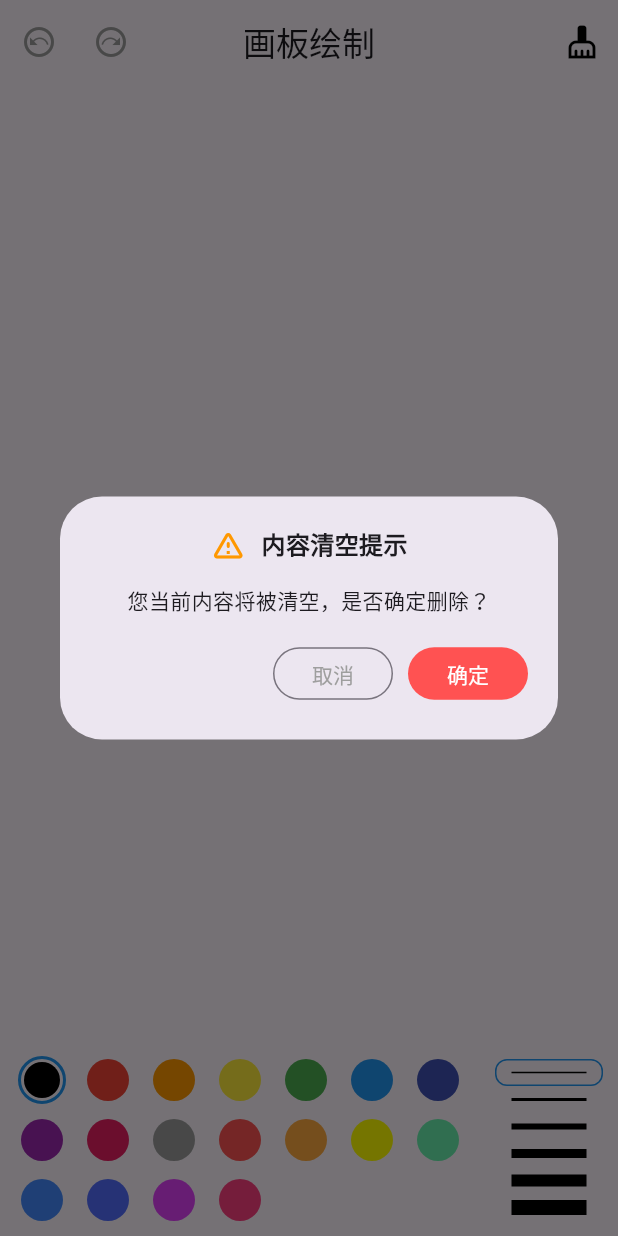
After one commit to Jiabaokang/play_flutter, a Flutter app: the PaperPage screen opened directly, after a tap on the "cleaning services" icon, on a phone screen of 412 x 824 dp. The commit adds this screen. Run offline on Flutter 3.47's test engine with Material 3 defaults, Android fonts, the phone set to English and light mode, and no system bars; drawn by our look-alikes of oktoast; our stand-ins replace connectivity, cookie_jar, device_info_plus, dio, dio_cookie_manager, flutter_html and 11 more; missing offline and left inert: flame_audio, flutter_swiper_null_safety_flutter3; accounts and stored records are empty; network calls fail.

Commit message:
增加本地存储功能，整合项目

```diff
--- a/lib/a_basics_verify/canvas_demo/page/paper_page.dart
+++ b/lib/a_basics_verify/canvas_demo/page/paper_page.dart
@@ -1,9 +1,11 @@
-import 'dart:math';
 import 'dart:ui';
 import 'package:flutter/cupertino.dart';
 import 'package:flutter/material.dart';
 import 'package:play_flutter/a_basics_verify/canvas_demo/models/line.dart';
+import 'package:play_flutter/a_basics_verify/canvas_demo/widgets/color_selector.dart';
+import 'package:play_flutter/a_basics_verify/canvas_demo/widgets/confirm_dialog.dart';
 import 'package:play_flutter/a_basics_verify/canvas_demo/widgets/paper_appbar.dart';
+import 'package:play_flutter/a_basics_verify/canvas_demo/widgets/stork_width_selector.dart';
 
 class PaperPage extends StatefulWidget {
   const PaperPage({super.key});
@@ -12,9 +14,9 @@ class PaperPage extends StatefulWidget {
   State<PaperPage> createState() => _PaperState();
 }
 
-class _PaperState extends State<PaperPage> {
+class _PaperState extends State<PaperPage> with AutomaticKeepAliveClientMixin {
   ///线的列表
-  List<Line> _lines = [];
+  final List<Line> _lines = [];
 
   ///支持的颜色
   final List<Color> supportColors = [
@@ -26,6 +28,16 @@ class _PaperState extends State<PaperPage> {
     Colors.blue,
     Colors.indigo,
     Colors.purple,
+    Colors.pink,
+    Colors.grey,
+    Colors.redAccent,
+    Colors.orangeAccent,
+    Colors.yellowAccent,
+    Colors.greenAccent,
+    Colors.blueAccent,
+    Colors.indigoAccent,
+    Colors.purpleAccent,
+    Colors.pinkAccent,
   ];
 
   ///支持的线头宽度
@@ -37,13 +49,19 @@ class _PaperState extends State<PaperPage> {
   ///当前激活的线头宽度下标
   int _activeStrokeWidthIndex = 0;
 
+  List<Line> _historyLines = [];
+
   @override
   Widget build(BuildContext context) {
     return Scaffold(
       appBar: PaperAppBar(
-        onClear: _onClear,
+        onClear: _showClearDialog,
+        onBack: _lines.isEmpty ? null : _back,
+        onRevocation: _historyLines.isEmpty ? null : _revocation,
       ),
-      body: GestureDetector(
+      body: Stack(
+        children: [
+          GestureDetector(
             onPanStart: _onPanStart,
             onPanUpdate: _onPanUpdate,
             child: CustomPaint(
@@ -53,49 +71,123 @@ class _PaperState extends State<PaperPage> {
               ),
             ),
           ),
+          Positioned(
+            bottom: 0,
+            width: MediaQuery.of(context).size.width,
+            child: Row(
+              children: [
+                Expanded(
+                  child: ColorSelector(
+                    supportColors: supportColors,
+                    activeColorIndex: _activeColorIndex,
+                    onSelect: _onSelectColor,
+                  ),
+                ),
+                StorkWidthSelector(
+                  supportStorkWidths: supportStrokeWidths,
+                  activeIndex: _activeStrokeWidthIndex,
+                  color: supportColors[_activeColorIndex],
+                  onSelect: _onSelectStoreWidth,
+                ),
+              ],
+            ),
+          ),
+        ],
+      ),
     );
   }
 
+  ///撤销
+  void _back() {
+    if (_lines.isNotEmpty) {
+      Line line = _lines.removeLast();
+      _historyLines.add(line);
+      setState(() {});
+    }
+  }
+
+  ///反撤销
+  void _revocation() {
+    if (_historyLines.isNotEmpty) {
+      Line line = _historyLines.removeLast();
+      _lines.add(line);
+      setState(() {});
+    }
+  }
+
   void _showClearDialog() {
+    var msg = "您当前内容将被清空，是否确定删除？";
     showDialog(
       context: context,
       builder: (BuildContext dialogContext) {
-        return AlertDialog(
-          title: Text('title'),
-          content: Text('dialogBody'),
-          actions: <Widget>[
-            TextButton(
-              child: Text('buttonText'),
-              onPressed: () {
-                Navigator.of(dialogContext).pop(); // Dismiss alert dialog
-              },
-            ),
-          ],
+        return ConfirmDialog(
+          title: "内容清空提示",
+          content: msg,
+          confirmText: "确定",
+          onConfirm: _onClear,
         );
       },
     );
   }
 
-  void _onClear() {}
+  void _onClear() {
+    _historyLines.clear();
+    _lines.clear();
+    Navigator.of(context).pop();
+    setState(() {});
+  }
 
   ///手指按下后回调
   void _onPanStart(DragStartDetails details) {
     // 记录手指按下的位置做标点
-    _lines.add(Line(points: [details.localPosition]));
+    _historyLines.clear();
+    _lines.add(Line(
+      points: [details.localPosition],
+      color: supportColors[_activeColorIndex],
+      strokeWidth: supportStrokeWidths[_activeStrokeWidthIndex],
+    ));
   }
 
   ///手指拖动回调
   void _onPanUpdate(DragUpdateDetails details) {
+    Offset point = details.localPosition;
+    double distance = (_lines.last.points.last - point).distance;
+
+    /// 如果距离大于5，则认为需要绘制
+    if (distance > 10) {
       _lines.last.points.add(details.localPosition);
       //刷新页面
       setState(() {});
     }
   }
 
+  ///选择颜色的回调
+  void _onSelectColor(int value) {
+    if (value != _activeColorIndex) {
+      setState(() {
+        _activeColorIndex = value;
+      });
+    }
+  }
+
+  ///选择线宽的回调
+  void _onSelectStoreWidth(int value) {
+    if (value != _activeStrokeWidthIndex) {
+      setState(() {
+        _activeStrokeWidthIndex = value;
+      });
+    }
+  }
+
+  @override
+  bool get wantKeepAlive => true;
+}
+
 ///画布
 class PaperPainter extends CustomPainter {
   final List<Line> lines;
   late Paint _paint;
+
   PaperPainter({required this.lines}) {
     _paint = Paint()
       ..strokeCap = StrokeCap.round
--- /dev/null
+++ b/lib/a_basics_verify/canvas_demo/widgets/color_selector.dart
@@ -0,0 +1,50 @@
+import 'package:flutter/cupertino.dart';
+import 'package:flutter/material.dart';
+
+class ColorSelector extends StatelessWidget {
+  final List<Color> supportColors;
+  final int activeColorIndex;
+  final ValueChanged<int> onSelect;
+
+  const ColorSelector({
+    super.key,
+    required this.supportColors,
+    required this.activeColorIndex,
+    required this.onSelect,
+  });
+
+  @override
+  Widget build(BuildContext context) {
+    return Padding(
+      padding: const EdgeInsets.all(8),
+      child: Wrap(
+        spacing: 4.0,
+        runSpacing: 8.0,
+        children: List.generate(supportColors.length, _buildByIndex),
+      ),
+    );
+  }
+
+  Widget _buildByIndex(int index) {
+    bool select = index == activeColorIndex;
+    return GestureDetector(
+      onTap: () => onSelect(index),
+      child: Container(
+        margin: const EdgeInsets.symmetric(horizontal: 4),
+        padding: const EdgeInsets.all(2),
+        width: 32,
+        height: 32,
+        decoration: BoxDecoration(
+          shape: BoxShape.circle,
+          border: select ? Border.all(color: Colors.blue, width: 2) : null,
+        ),
+        child: Container(
+          decoration: BoxDecoration(
+            shape: BoxShape.circle,
+            color: supportColors[index],
+          ),
+        ),
+      ),
+    );
+  }
+}
--- /dev/null
+++ b/lib/a_basics_verify/canvas_demo/widgets/confirm_dialog.dart
@@ -0,0 +1,86 @@
+import 'package:flutter/cupertino.dart';
+import 'package:flutter/material.dart';
+
+class ConfirmDialog extends StatelessWidget {
+  final String title;
+  final String content;
+  final String confirmText;
+  final VoidCallback onConfirm;
+
+  const ConfirmDialog({
+    super.key,
+    required this.title,
+    required this.content,
+    this.confirmText = "删除",
+    required this.onConfirm,
+  });
+
+  @override
+  Widget build(BuildContext context) {
+    return Dialog(
+      child: Padding(
+        padding: const EdgeInsets.all(20.0),
+        child: Column(
+          mainAxisAlignment: MainAxisAlignment.start,
+          mainAxisSize: MainAxisSize.min,
+          children: [
+            _buildTitle(),
+            _buildMessage(),
+            _buildButtons(context),
+          ],
+        ),
+      ),
+    );
+  }
+
+  Widget _buildTitle() {
+    return Row(
+      mainAxisAlignment: MainAxisAlignment.center,
+      children: [
+        const Icon(Icons.warning_amber_rounded, color: Colors.orange),
+        const SizedBox(width: 10.0),
+        Text(title, style: const TextStyle(fontSize: 16.0, fontWeight: FontWeight.bold)),
+      ],
+    );
+  }
+
+  Widget _buildMessage() => Padding(
+        padding: const EdgeInsets.only(top: 15.0, bottom: 15),
+        child: Text(
+          content,
+          style: const TextStyle(fontSize: 14.0),
+        ),
+      );
+
+  Widget _buildButtons(BuildContext context) => Row(
+        children: [
+          const Spacer(),
+          OutlinedButton(
+            onPressed: () => Navigator.of(context).pop(),
+            child: const Text(
+              "取消",
+              style: TextStyle(color: Colors.grey),
+            ),
+            style: OutlinedButton.styleFrom(
+              minimumSize: const Size(80, 35),
+              shape: const StadiumBorder(),
+              elevation: 0,
+              padding: EdgeInsets.zero,
+            ),
+          ),
+          const SizedBox(width: 10.0),
+          ElevatedButton(
+            onPressed: onConfirm,
+            child: Text(confirmText),
+            style: ElevatedButton.styleFrom(
+              minimumSize: const Size(80, 35),
+              backgroundColor: Colors.redAccent,
+              foregroundColor: Colors.white,
+              shape: const StadiumBorder(),
+              elevation: 0,
+              padding: EdgeInsets.zero,
+            ),
+          ),
+        ],
+      );
+}
--- a/lib/a_basics_verify/canvas_demo/widgets/paper_appbar.dart
+++ b/lib/a_basics_verify/canvas_demo/widgets/paper_appbar.dart
@@ -3,13 +3,22 @@ import 'package:flutter/material.dart';
 
 class PaperAppBar extends StatelessWidget implements PreferredSizeWidget {
   final VoidCallback onClear;
-  const PaperAppBar({super.key, required this.onClear});
+  final VoidCallback? onBack;
+  final VoidCallback? onRevocation;
+  const PaperAppBar({
+    super.key,
+    required this.onClear,
+    this.onBack,
+    this.onRevocation,
+  });
 
   @override
   Widget build(BuildContext context) {
     return AppBar(
       title: const Text("画板绘制"),
       centerTitle: true,
+      leading: BackUpButtons(onBack: onBack, onRevocation: onRevocation),
+      leadingWidth: 100,
       actions: [
         IconButton(
           onPressed: onClear,
@@ -22,3 +31,47 @@ class PaperAppBar extends StatelessWidget implements PreferredSizeWidget {
   @override
   Size get preferredSize => const Size.fromHeight(kToolbarHeight);
 }
+
+class BackUpButtons extends StatelessWidget {
+  final VoidCallback? onBack;
+  final VoidCallback? onRevocation;
+  const BackUpButtons({
+    super.key,
+    required this.onBack,
+    required this.onRevocation,
+  });
+
+  @override
+  Widget build(BuildContext context) {
+    BoxConstraints constraints = const BoxConstraints(minWidth: 32, minHeight: 32);
+    Color backColor = onBack == null ? Colors.grey : Colors.black;
+    Color revocationColor = onRevocation == null ? Colors.grey : Colors.black;
+    return Center(
+      child: Wrap(
+        children: [
+          // scaleX: -1 会改变X轴方向
+          Transform.scale(
+            scaleX: -1,
+            child: IconButton(
+              constraints: constraints,
+              onPressed: onBack,
+              icon: Icon(
+                Icons.next_plan_outlined,
+                color: backColor,
+              ),
+            ),
+          ),
+          IconButton(
+            splashRadius: 20,
+            constraints: constraints,
+            onPressed: onRevocation,
+            icon: Icon(
+              Icons.next_plan_outlined,
+              color: revocationColor,
+            ),
+          ),
+        ],
+      ),
+    );
+  }
+}
--- /dev/null
+++ b/lib/a_basics_verify/canvas_demo/widgets/stork_width_selector.dart
@@ -0,0 +1,48 @@
+import 'package:flutter/cupertino.dart';
+import 'package:flutter/material.dart';
+
+class StorkWidthSelector extends StatelessWidget {
+  final List<double> supportStorkWidths;
+  final int activeIndex;
+  final Color color;
+  final ValueChanged<int> onSelect;
+
+  const StorkWidthSelector({
+    super.key,
+    required this.supportStorkWidths,
+    required this.activeIndex,
+    required this.color,
+    required this.onSelect,
+  });
+
+  @override
+  Widget build(BuildContext context) {
+    return Padding(
+      padding: const EdgeInsets.all(8.0),
+      child: Column(
+        crossAxisAlignment: CrossAxisAlignment.end,
+        children: List.generate(supportStorkWidths.length, _buildByIndex),
+      ),
+    );
+  }
+
+  Widget _buildByIndex(int index) {
+    bool selected = index == activeIndex;
+    return GestureDetector(
+      onTap: () => onSelect(index),
+      child: Container(
+        margin: const EdgeInsets.symmetric(horizontal: 2.0),
+        width: 72,
+        height: 18,
+        alignment: Alignment.center,
+        decoration: BoxDecoration(
+            borderRadius: BorderRadius.circular(8.0), border: selected ? Border.all(color: Colors.blue) : null),
+        child: Container(
+          width: 50,
+          color: color,
+          height: supportStorkWidths[index],
+        ),
+      ),
+    );
+  }
+}
--- a/lib/a_basics_verify/guess_demo/main_guess.dart
+++ b/lib/a_basics_verify/guess_demo/main_guess.dart
@@ -9,9 +9,9 @@ class MyApp extends StatelessWidget {
 
   @override
   Widget build(BuildContext context) {
-    return MaterialApp(
+    return const MaterialApp(
       title: 'Material App',
-      home: GuessPage(title: "猜数字"),
+      home: GuessPage(),
     );
   }
 }
```
Also changed, not shown: lib/a_basics_verify/guess_demo/guess_page.dart (+23 -5 lines), lib/a_basics_verify/muyu_demo/models/merit_record.dart (+10 -0 lines), lib/a_basics_verify/muyu_demo/page/muyu_page.dart (+43 -15 lines), lib/a_basics_verify/muyu_demo/widgets/animate_text.dart (+2 -6 lines), lib/a_basics_verify/navigation/app_bottom_bar.dart (added, +47 -0 lines), lib/a_basics_verify/navigation/app_navigation.dart (added, +62 -0 lines), lib/a_basics_verify/navigation/main_navigation.dart (added, +19 -0 lines), lib/a_basics_verify/storage/db_storage/dao/merit_record_dao.dart (added, +43 -0 lines), lib/a_basics_verify/storage/db_storage/db_storage.dart (added, +32 -0 lines), lib/a_basics_verify/storage/sp_storage.dart (added, +59 -0 lines), pubspec.yaml (+3 -5 lines), pubspec.lock. Lines whose indentation alone changed are shown as unchanged.
